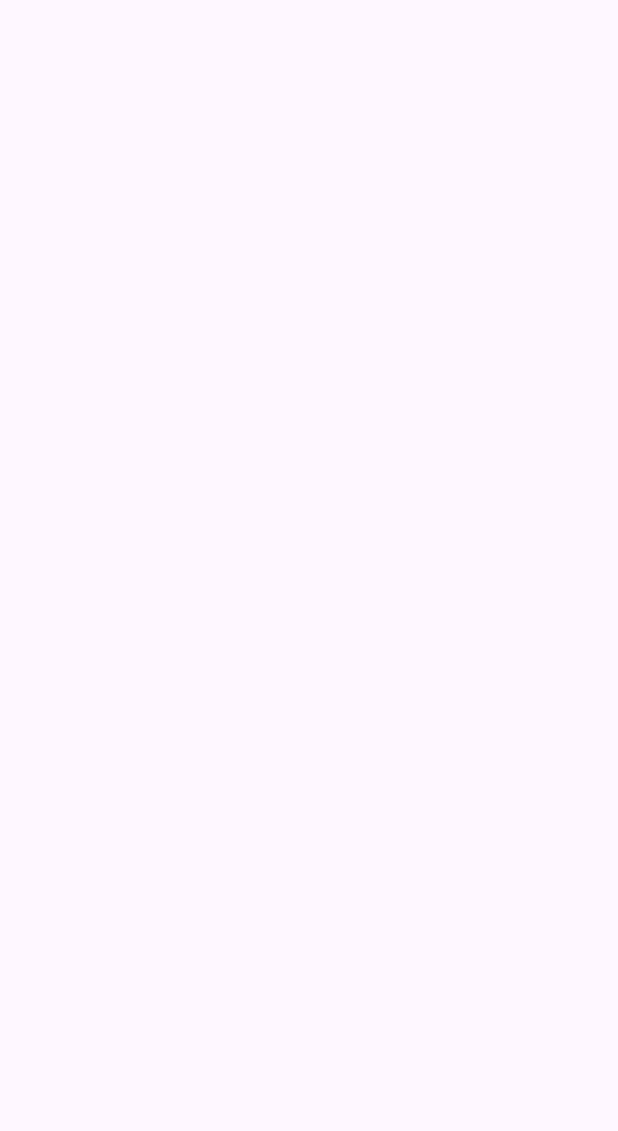
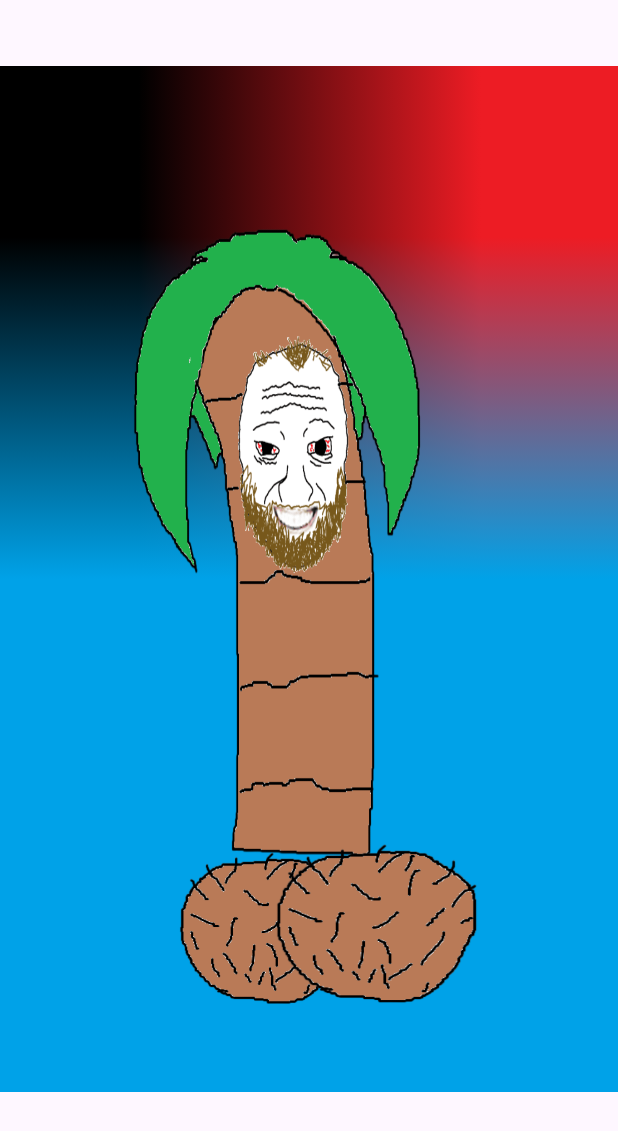
Before and after one commit to Tagyaku/AppVicenteMisCocos, an Android app: the Vicente screen opened directly, with no data from a screen before it, on a phone screen of 412 x 824 dp. Before the commit the part shown is empty. Shown: the top 1131 px of the screen. Run offline under Robolectric (Android 15) with nearby library versions, the phone set to English and light mode, and no system bars.

Commit message:
tercer commit

```diff
--- a/app/src/main/res/layout/activity_vicente.xml
+++ b/app/src/main/res/layout/activity_vicente.xml
@@ -6,4 +6,52 @@
     android:layout_height="match_parent"
     tools:context=".Vicente">
 
+    <ImageView
+        android:id="@+id/imageView"
+        android:layout_width="416dp"
+        android:layout_height="684dp"
+        android:layout_marginBottom="52dp"
+        android:scaleType="centerCrop"
+        app:layout_constraintBottom_toBottomOf="parent"
+        app:layout_constraintEnd_toEndOf="parent"
+        app:layout_constraintStart_toStartOf="parent"
+        app:layout_constraintTop_toTopOf="parent"
+        app:srcCompat="@drawable/fondo_vicente_mis_cocos" />
+
+    <ImageButton
+        android:id="@+id/imageButton6"
+        android:layout_width="243dp"
+        android:layout_height="454dp"
+        android:layout_marginStart="60dp"
+        android:layout_marginTop="136dp"
+        android:backgroundTint="#00FFFFFF"
+        android:scaleType="fitXY"
+        app:layout_constraintStart_toStartOf="parent"
+        app:layout_constraintTop_toTopOf="parent"
+        app:srcCompat="@drawable/tronco_vicente_photoroom_png_photoroom" />
+
+    <ImageButton
+        android:id="@+id/imageButton4"
+        android:layout_width="208dp"
+        android:layout_height="149dp"
+        android:layout_marginStart="68dp"
+        android:layout_marginBottom="128dp"
+        android:backgroundTint="#00FFFFFF"
+        android:scaleType="fitCenter"
+        app:layout_constraintBottom_toBottomOf="parent"
+        app:layout_constraintStart_toStartOf="parent"
+        app:srcCompat="@drawable/cocos_vicente_photoroom_png_photoroom" />
+
+    <ImageButton
+        android:id="@+id/imageButton5"
+        android:layout_width="197dp"
+        android:layout_height="155dp"
+        android:layout_marginEnd="68dp"
+        android:layout_marginBottom="128dp"
+        android:backgroundTint="#00FFFFFF"
+        android:scaleType="fitXY"
+        app:layout_constraintBottom_toBottomOf="parent"
+        app:layout_constraintEnd_toEndOf="parent"
+        app:srcCompat="@drawable/cocos_vicente_photoroom_png_photoroom" />
+
 </androidx.constraintlayout.widget.ConstraintLayout>
--- a/app/src/main/res/values/colors.xml
+++ b/app/src/main/res/values/colors.xml
@@ -6,5 +6,4 @@
     <color name="colorText">#2B2D42</color> <!-- Color de texto -->
     <color name="white">#FFFFFFFF</color>
     <color name="black">#FFFFFFFF</color>
-
 </resources>
```
Also changed, not shown: app/src/main/res/drawable-anydpi/fondo_vicente_mis_cocos.png (added), app/src/main/res/drawable-mdpi/cocos_vicente_photoroom_png_photoroom.png (added), app/src/main/res/drawable/cocos_vicente.png (added), app/src/main/res/drawable/cocos_vicente_photoroom_png_photoroom.png (added), app/src/main/res/drawable/tronco_vicente_photoroom_png_photoroom.png (added).
